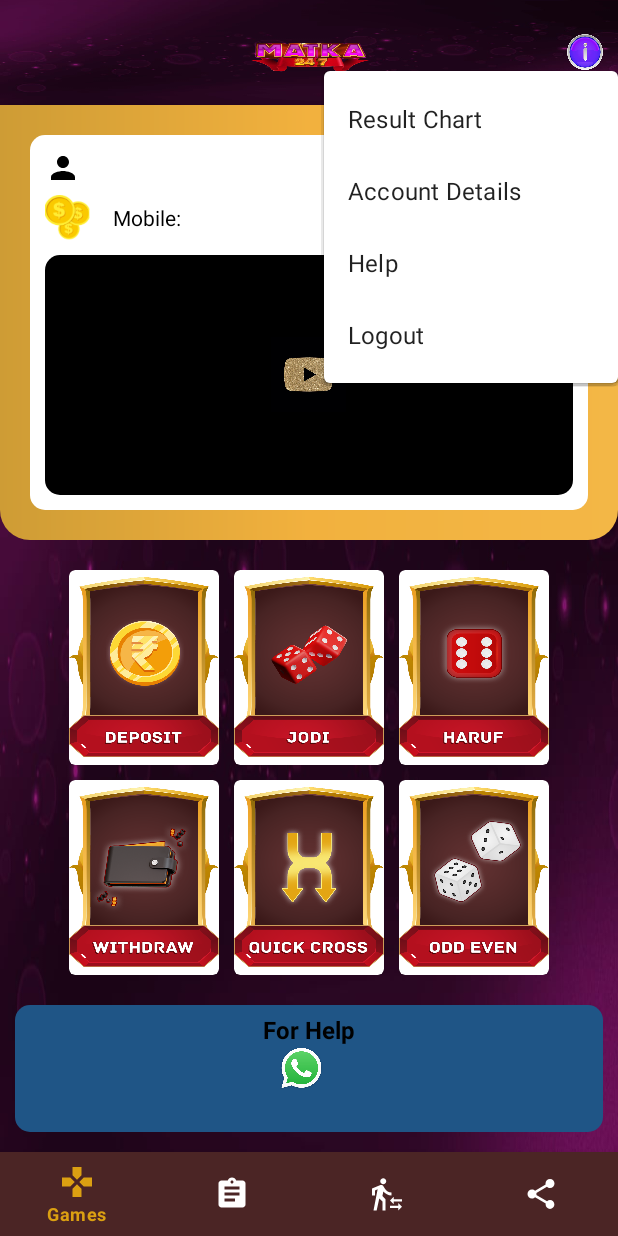
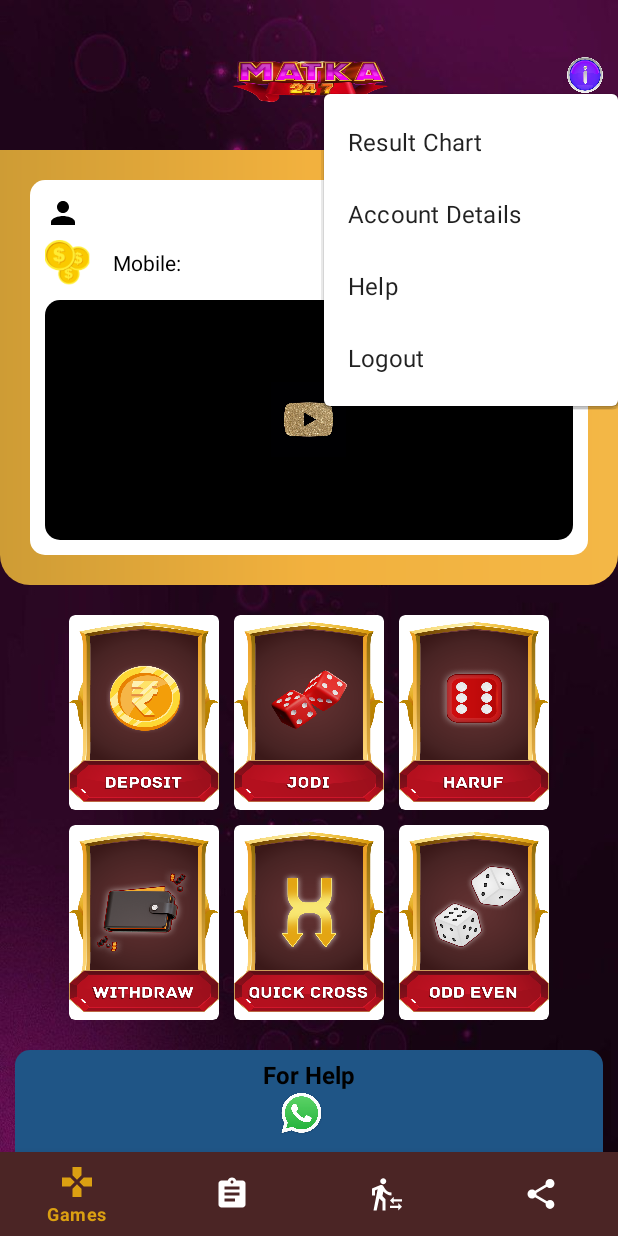
Before and after one commit to jayaprasad356/betx_app, an Android app: the fragment BidsHistoryFragment placed in its activity, after a tap on an icon or button, on a phone screen of 412 x 824 dp. Run offline under Robolectric (Android 15) with nearby library versions, the phone set to English and light mode, and no system bars; our stand-ins replace Volley; network calls fail.

Commit message:
fixed logo and bg

```diff
--- a/app/src/main/res/layout/activity_home.xml
+++ b/app/src/main/res/layout/activity_home.xml
@@ -4,21 +4,10 @@
     xmlns:tools="http://schemas.android.com/tools"
     android:layout_width="match_parent"
     android:layout_height="match_parent"
-    android:background="@color/black"
-    tools:context=".HomeActivity">
-<!--    <com.google.android.material.appbar.AppBarLayout-->
-<!--        android:layout_width="match_parent"-->
-<!--        android:layout_height="wrap_content"-->
-<!--        >-->
+    android:background="@drawable/bg3"
+    tools:context=".HomeActivity"
+    >
 
-<!--        <androidx.appcompat.widget.Toolbar-->
-<!--            android:id="@+id/toolbar"-->
-<!--            android:layout_width="match_parent"-->
-<!--            android:layout_height="?attr/actionBarSize"-->
-<!--            android:background="@color/appdesignblue"-->
-<!--            app:titleTextColor="@color/white"/>-->
-
-<!--    </com.google.android.material.appbar.AppBarLayout>-->
 
 
     <RelativeLayout
@@ -30,15 +19,13 @@
         <RelativeLayout
             android:id="@+id/top_appbar"
             android:layout_width="match_parent"
-            android:layout_height="70dp"
-            android:background="@drawable/bg1"
-
+            android:layout_height="wrap_content"
             >
 
             <ImageView
                 android:id="@+id/logo"
-                android:layout_width="120dp"
-                android:layout_height="wrap_content"
+                android:layout_width="160dp"
+                android:layout_height="100dp"
                 android:layout_centerInParent="true"
                 android:background="@drawable/top_title" />
 
--- a/app/src/main/res/layout/fragment_bids_history.xml
+++ b/app/src/main/res/layout/fragment_bids_history.xml
@@ -15,8 +15,6 @@
             android:layout_width="match_parent"
             android:layout_height="match_parent"
             android:orientation="vertical"
-            android:background="@drawable/bg1"
-
             >
 
             <RelativeLayout
--- a/app/src/main/res/layout/fragment_games.xml
+++ b/app/src/main/res/layout/fragment_games.xml
@@ -3,14 +3,12 @@
     xmlns:tools="http://schemas.android.com/tools"
     android:layout_width="match_parent"
     android:layout_height="match_parent"
-    android:background="@color/white"
     tools:context=".GamesFragment"
     >
     <LinearLayout
         android:layout_width="match_parent"
         android:layout_height="match_parent"
         android:orientation="vertical"
-        android:background="@drawable/bg1"
         >
         <RelativeLayout
             android:id="@+id/rl"
--- a/app/src/main/res/layout/fragment_share_points.xml
+++ b/app/src/main/res/layout/fragment_share_points.xml
@@ -5,7 +5,6 @@
     android:layout_width="match_parent"
     android:layout_height="match_parent"
     android:orientation="vertical"
-    android:background="@drawable/bg1"
     tools:context=".SharePointsActivity">
 
 
--- a/app/src/main/res/layout/fragment_transaction.xml
+++ b/app/src/main/res/layout/fragment_transaction.xml
@@ -5,7 +5,6 @@
     android:layout_width="match_parent"
     android:layout_height="match_parent"
     android:orientation="vertical"
-    android:background="@drawable/bg1"
     tools:context=".MyTransactionActivity">
 
     <TextView
--- a/app/src/main/res/values-night/themes.xml
+++ b/app/src/main/res/values-night/themes.xml
@@ -1,6 +1,6 @@
 <resources xmlns:tools="http://schemas.android.com/tools">
     <!-- Base application theme. -->
-    <style name="Theme.BettingApp" parent="Theme.MaterialComponents.DayNight.NoActionBar">
+    <style name="Theme.BettingApp" parent="Theme.MaterialComponents.Light.NoActionBar">
         <!-- Primary brand color. -->
         <item name="colorPrimary">@color/appblack</item>
         <item name="colorPrimaryVariant">@color/appblack</item>
--- a/app/src/main/res/values/themes.xml
+++ b/app/src/main/res/values/themes.xml
@@ -1,6 +1,6 @@
 <resources xmlns:tools="http://schemas.android.com/tools">
     <!-- Base application theme. -->
-    <style name="Theme.BettingApp" parent="Theme.MaterialComponents.DayNight.NoActionBar">
+    <style name="Theme.BettingApp" parent="Theme.MaterialComponents.Light.NoActionBar">
         <!-- Primary brand color. -->
         <item name="colorPrimary">@color/appblack</item>
         <item name="colorPrimaryVariant">@color/appblack</item>
```
Also changed, not shown: app/src/main/res/drawable-v24/bg3.jpg (added).
